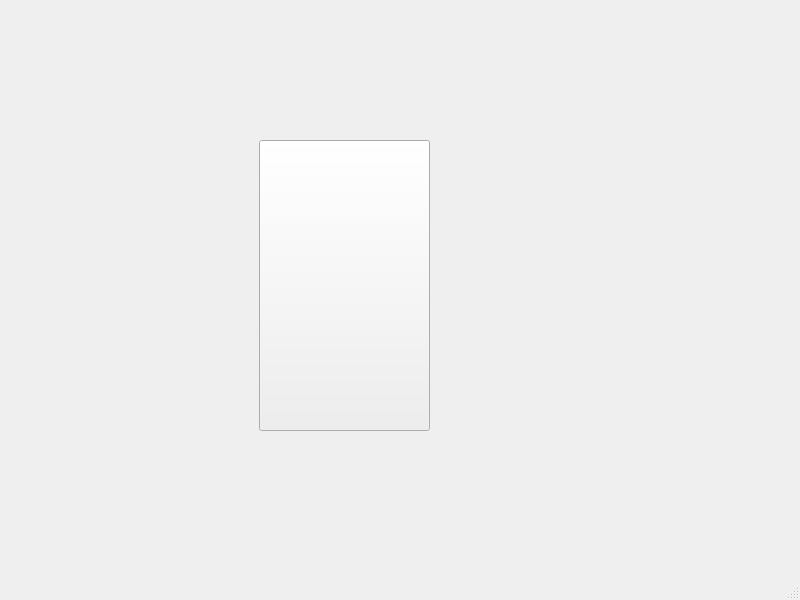
Old version of the form mainwindow.ui in the repository 104games/Qt-Briscola.
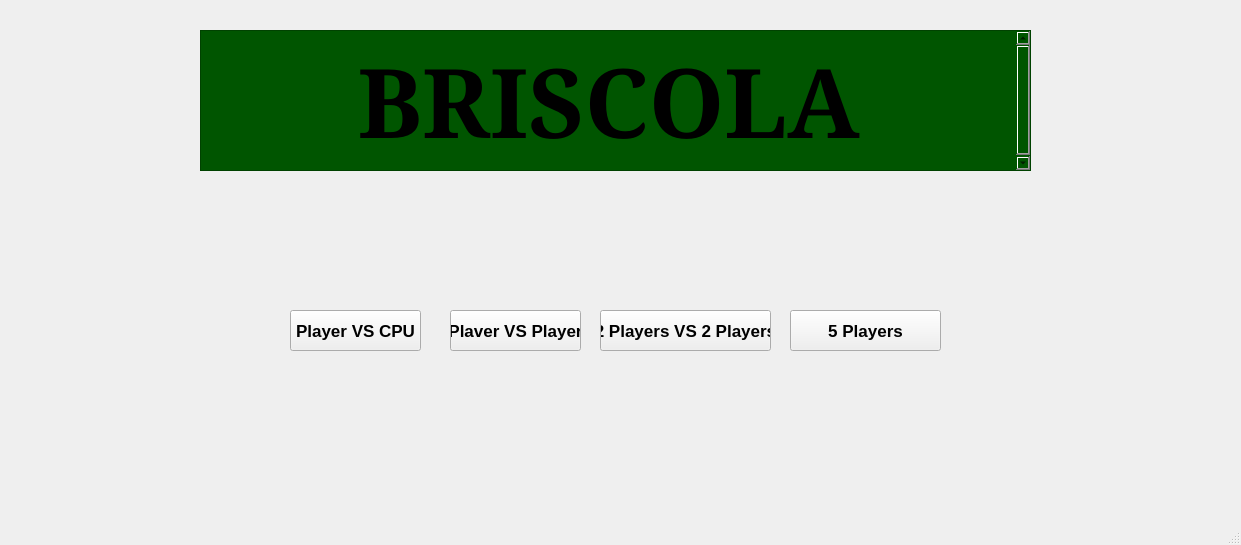
New version of the form. Icons and pictures are not drawn.

```diff
--- a/mainwindow.ui
+++ b/mainwindow.ui
@@ -6,28 +6,113 @@
    <rect>
     <x>0</x>
     <y>0</y>
-    <width>800</width>
-    <height>600</height>
+    <width>1241</width>
+    <height>545</height>
    </rect>
   </property>
+  <property name="font">
+   <font>
+    <family>System</family>
+    <pointsize>13</pointsize>
+    <bold>true</bold>
+   </font>
+  </property>
   <property name="windowTitle">
    <string>MainWindow</string>
   </property>
+  <property name="styleSheet">
+   <string notr="true"/>
+  </property>
   <widget class="QWidget" name="centralwidget">
-   <widget class="QPushButton" name="carta">
+   <widget class="QTextBrowser" name="textBrowser">
+    <property name="enabled">
+     <bool>true</bool>
+    </property>
     <property name="geometry">
      <rect>
-      <x>259</x>
-      <y>140</y>
+      <x>200</x>
+      <y>30</y>
+      <width>831</width>
+      <height>141</height>
+     </rect>
+    </property>
+    <property name="font">
+     <font>
+      <family>Constantia</family>
+      <pointsize>48</pointsize>
+      <bold>true</bold>
+     </font>
+    </property>
+    <property name="mouseTracking">
+     <bool>false</bool>
+    </property>
+    <property name="styleSheet">
+     <string notr="true">background-color: rgb(0, 85, 0);</string>
+    </property>
+    <property name="html">
+     <string>&lt;!DOCTYPE HTML PUBLIC &quot;-//W3C//DTD HTML 4.0//EN&quot; &quot;http://www.w3.org/TR/REC-html40/strict.dtd&quot;&gt;
+&lt;html&gt;&lt;head&gt;&lt;meta name=&quot;qrichtext&quot; content=&quot;1&quot; /&gt;&lt;meta charset=&quot;utf-8&quot; /&gt;&lt;style type=&quot;text/css&quot;&gt;
+p, li { white-space: pre-wrap; }
+hr { height: 1px; border-width: 0; }
+li.unchecked::marker { content: &quot;\2610&quot;; }
+li.checked::marker { content: &quot;\2612&quot;; }
+&lt;/style&gt;&lt;/head&gt;&lt;body style=&quot; font-family:'Constantia'; font-size:48pt; font-weight:700; font-style:normal;&quot;&gt;
+&lt;p align=&quot;center&quot; style=&quot; margin-top:0px; margin-bottom:0px; margin-left:0px; margin-right:0px; -qt-block-indent:0; text-indent:0px;&quot;&gt;&lt;span style=&quot; font-size:72pt;&quot;&gt;BRISCOLA&lt;/span&gt;&lt;/p&gt;&lt;/body&gt;&lt;/html&gt;</string>
+    </property>
+   </widget>
+   <widget class="QPushButton" name="mod1">
+    <property name="geometry">
+     <rect>
+      <x>290</x>
+      <y>310</y>
+      <width>131</width>
+      <height>41</height>
+     </rect>
+    </property>
+    <property name="styleSheet">
+     <string notr="true"/>
+    </property>
+    <property name="text">
+     <string>Player VS CPU</string>
+    </property>
+   </widget>
+   <widget class="QPushButton" name="mod2">
+    <property name="geometry">
+     <rect>
+      <x>450</x>
+      <y>310</y>
+      <width>131</width>
+      <height>41</height>
+     </rect>
+    </property>
+    <property name="text">
+     <string>Plaver VS Player</string>
+    </property>
+   </widget>
+   <widget class="QPushButton" name="mod3">
+    <property name="geometry">
+     <rect>
+      <x>600</x>
+      <y>310</y>
       <width>171</width>
-      <height>291</height>
+      <height>41</height>
      </rect>
     </property>
-    <property name="styleSheet">
-     <string notr="true">image: url(:/carte/carte/10d.jpg);</string>
+    <property name="text">
+     <string>2 Players VS 2 Players</string>
     </property>
+   </widget>
+   <widget class="QPushButton" name="mod4">
+    <property name="geometry">
+     <rect>
+      <x>790</x>
+      <y>310</y>
+      <width>151</width>
+      <height>41</height>
+     </rect>
+    </property>
     <property name="text">
-     <string/>
+     <string>5 Players</string>
     </property>
    </widget>
   </widget>
```
